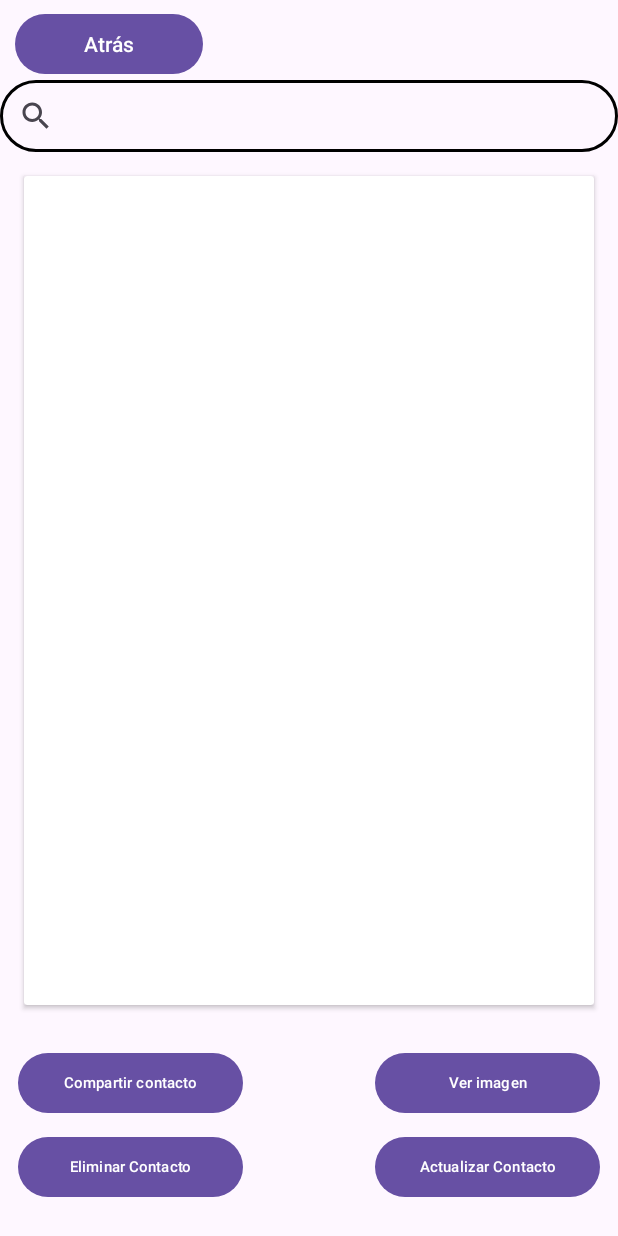
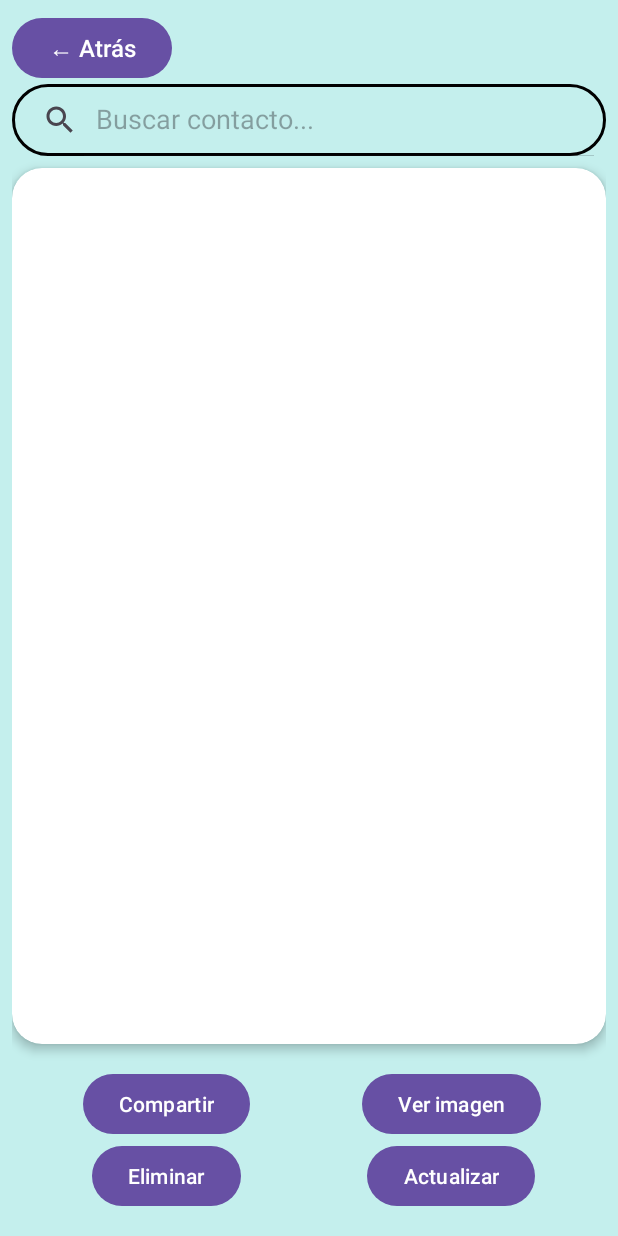
Before and after one commit to Dariusfz/PM1E1056637, an Android app: the ListaContactos screen opened directly, with no data from a screen before it, on a phone screen of 412 x 824 dp. Run offline under Robolectric (Android 15) with nearby library versions, the phone set to English and light mode, and no system bars.

```diff
--- a/app/src/main/res/layout/activity_lista_contactos.xml
+++ b/app/src/main/res/layout/activity_lista_contactos.xml
@@ -3,96 +3,109 @@
     xmlns:app="http://schemas.android.com/apk/res-auto"
     xmlns:tools="http://schemas.android.com/tools"
     android:id="@+id/main"
-    android:orientation="vertical"
     android:layout_width="match_parent"
     android:layout_height="match_parent"
+    android:orientation="vertical"
+    android:background="@color/colorFondo"
+    android:padding="8dp"
     tools:context=".ListaContactos">
 
-    <Button
-        android:id="@+id/btnAtras"
-        android:layout_width="125dp"
+    <!-- Barra superior con botón Atrás y búsqueda -->
+    <LinearLayout
+        android:layout_width="match_parent"
         android:layout_height="wrap_content"
-        android:layout_marginStart="10dp"
-        android:layout_marginTop="5dp"
-        android:text="Atrás" />
+        android:orientation="vertical"
+        android:gravity="center_vertical"
+        android:paddingBottom="8dp">
 
-    <SearchView
-        android:id="@+id/txtBuscar"
-        android:layout_width="match_parent"
-        android:background="@drawable/text_file_redondeado"
-        android:layout_height="wrap_content"
-        android:queryHint="Buscar contacto" />
+        <Button
+            android:id="@+id/btnAtras"
+            android:layout_width="wrap_content"
+            android:layout_height="wrap_content"
+            android:text="← Atrás"
+            android:textSize="16sp"
+            android:drawablePadding="4dp" />
 
+        <SearchView
+            android:id="@+id/txtBuscar"
+            android:layout_width="match_parent"
+            android:layout_height="wrap_content"
+            android:layout_weight="1"
+            android:background="@drawable/text_file_redondeado"
+            android:queryHint="Buscar contacto..."
+            android:iconifiedByDefault="false"/>
+    </LinearLayout>
 
+    <!-- CardView para la lista -->
     <androidx.cardview.widget.CardView
         android:id="@+id/CardView"
         android:layout_width="match_parent"
         android:layout_height="0dp"
         android:layout_weight="1"
-        android:layout_margin="16dp"
-        android:layout_marginBottom="10dp">
+        android:layout_marginBottom="8dp"
+        app:cardCornerRadius="20dp"
+        app:cardElevation="4dp">
 
         <ListView
             android:id="@+id/listaContactos"
             android:layout_width="match_parent"
-            android:layout_height="match_parent"/>
+            android:layout_height="match_parent"
+            android:dividerHeight="1dp"
+            android:scrollbars="vertical"
+            android:fastScrollEnabled="true"/>
     </androidx.cardview.widget.CardView>
 
-
-    <RelativeLayout
+    <LinearLayout
         android:layout_width="match_parent"
         android:layout_height="wrap_content"
-        android:layout_marginBottom="10dp"
+        android:orientation="horizontal"
+        android:weightSum="2"
         android:padding="8dp">
 
-
         <LinearLayout
-            android:id="@+id/columnaIzquierda"
-            android:layout_width="wrap_content"
+            android:layout_width="0dp"
             android:layout_height="wrap_content"
-            android:layout_alignParentLeft="true"
-            android:orientation="vertical">
+            android:layout_weight="1"
+            android:orientation="vertical"
+            android:gravity="center">
 
             <Button
                 android:id="@+id/btnCompartir"
-                android:layout_width="150dp"
+                android:layout_width="wrap_content"
                 android:layout_height="wrap_content"
-                android:textSize="10dp"
-                android:text="Compartir contacto"
-                android:layout_margin="4dp"/>
+                android:text="Compartir"
+               />
 
             <Button
                 android:id="@+id/btnEliminar"
-                android:layout_width="150dp"
-                android:textSize="10dp"
+                android:layout_width="wrap_content"
                 android:layout_height="wrap_content"
-                android:text="Eliminar Contacto"
-                android:layout_margin="4dp"/>
+                android:text="Eliminar"
+               />
         </LinearLayout>
 
-
+        <!-- Columna derecha -->
         <LinearLayout
-            android:id="@+id/columnaDerecha"
-            android:layout_width="wrap_content"
+            android:layout_width="0dp"
             android:layout_height="wrap_content"
-            android:layout_alignParentRight="true"
-            android:orientation="vertical">
+            android:layout_weight="1"
+            android:orientation="vertical"
+            android:gravity="center">
 
             <Button
                 android:id="@+id/btnVerImg"
-                android:layout_width="150dp"
+                android:layout_width="wrap_content"
                 android:layout_height="wrap_content"
-                android:textSize="10dp"
                 android:text="Ver imagen"
-                android:layout_margin="4dp"/>
+             />
 
             <Button
                 android:id="@+id/btnActualizar"
-                android:layout_width="150dp"
-                android:textSize="10dp"
+                android:layout_width="wrap_content"
                 android:layout_height="wrap_content"
-                android:text="Actualizar Contacto"
-                android:layout_margin="4dp"/>
+                android:text="Actualizar"
+            />
         </LinearLayout>
-    </RelativeLayout>
+    </LinearLayout>
+
 </LinearLayout>
```
Also changed, not shown: app/src/main/AndroidManifest.xml (+10 -3 lines), app/src/main/java/com/example/pm1e1056637/ListaContactos.java (+164 -16 lines), app/src/main/java/com/example/pm1e1056637/MainActivity.java (+6 -4 lines).
